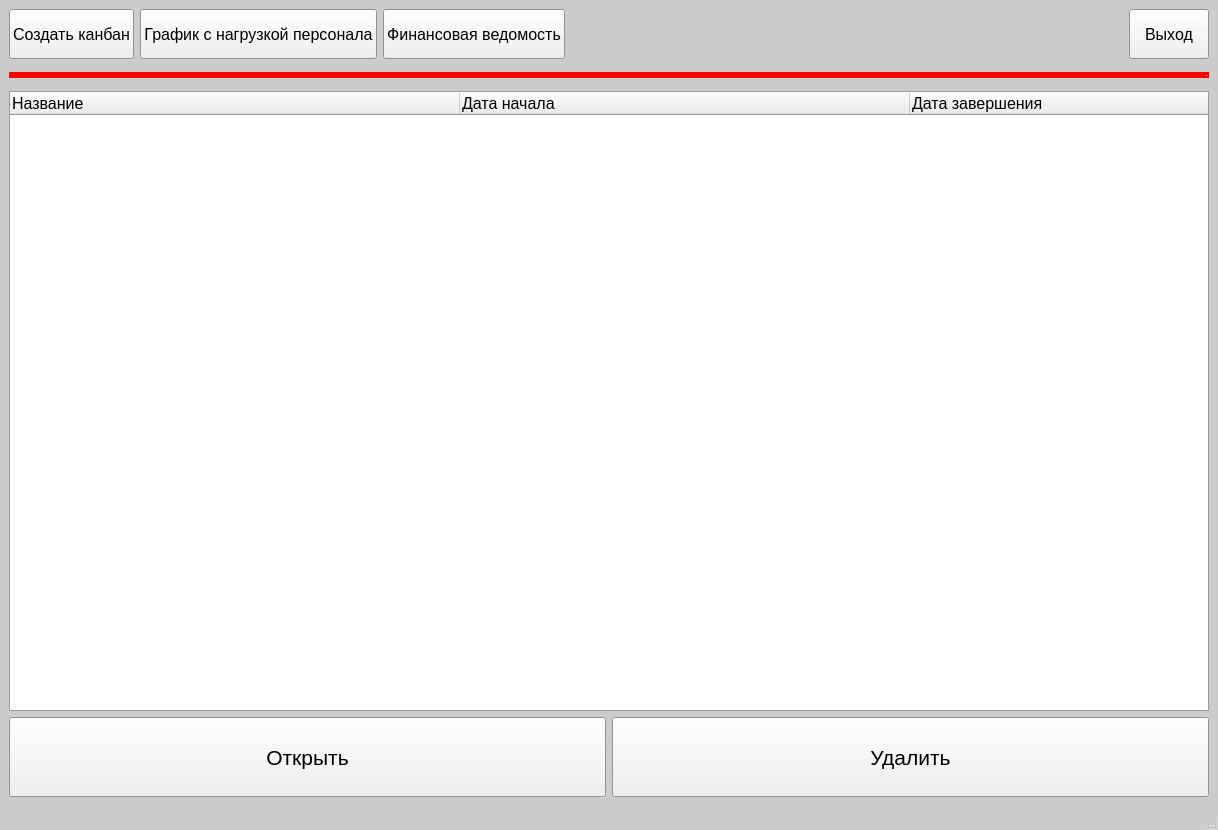
Before: the Qt Designer form main.ui in AnGREATern/kanbaner, drawn with Qt 5.
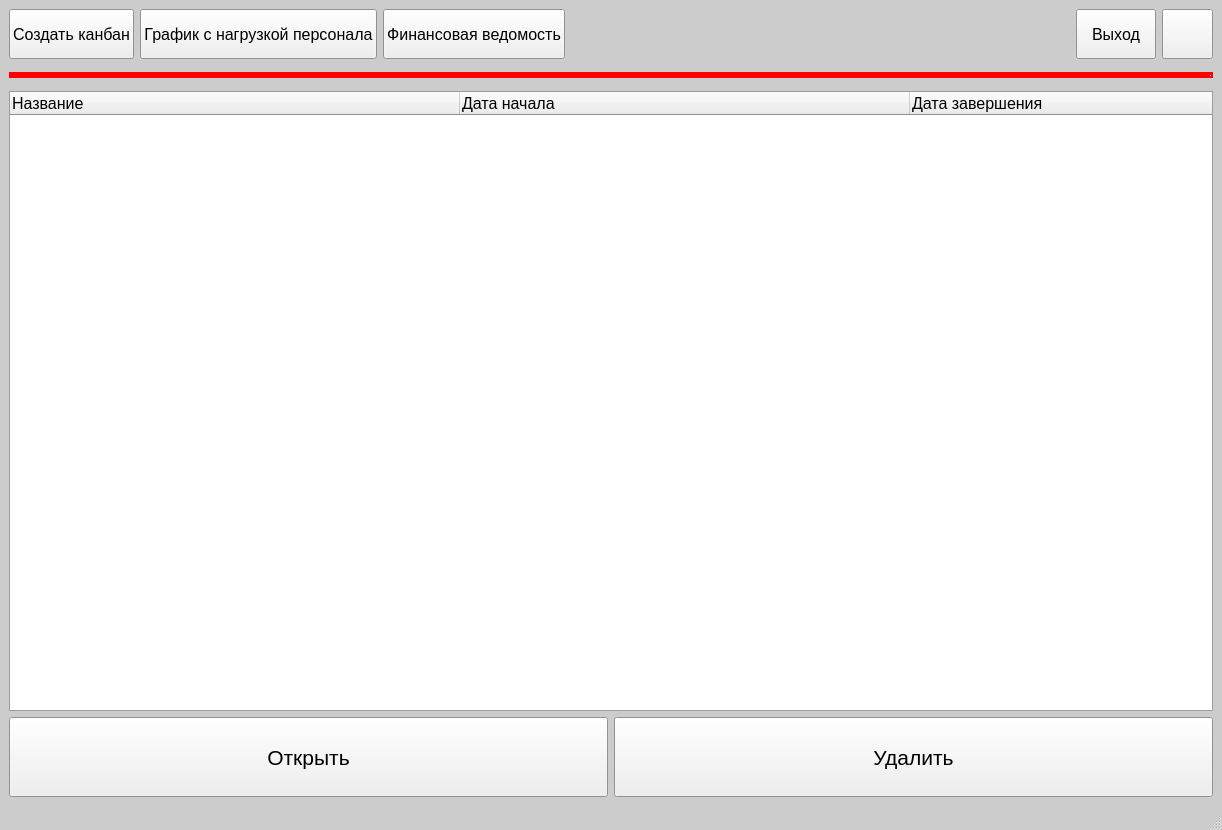
After: the same form once the commit is applied.

```diff
--- a/main.ui
+++ b/main.ui
@@ -6,7 +6,7 @@
    <rect>
     <x>0</x>
     <y>0</y>
-    <width>1201</width>
+    <width>1222</width>
     <height>830</height>
    </rect>
   </property>
@@ -178,6 +178,34 @@
         </property>
        </widget>
       </item>
+      <item>
+       <widget class="QPushButton" name="pb_allPush">
+        <property name="minimumSize">
+         <size>
+          <width>50</width>
+          <height>50</height>
+         </size>
+        </property>
+        <property name="baseSize">
+         <size>
+          <width>50</width>
+          <height>50</height>
+         </size>
+        </property>
+        <property name="cursor">
+         <cursorShape>PointingHandCursor</cursorShape>
+        </property>
+        <property name="text">
+         <string/>
+        </property>
+        <property name="iconSize">
+         <size>
+          <width>40</width>
+          <height>40</height>
+         </size>
+        </property>
+       </widget>
+      </item>
      </layout>
     </item>
     <item>
```
